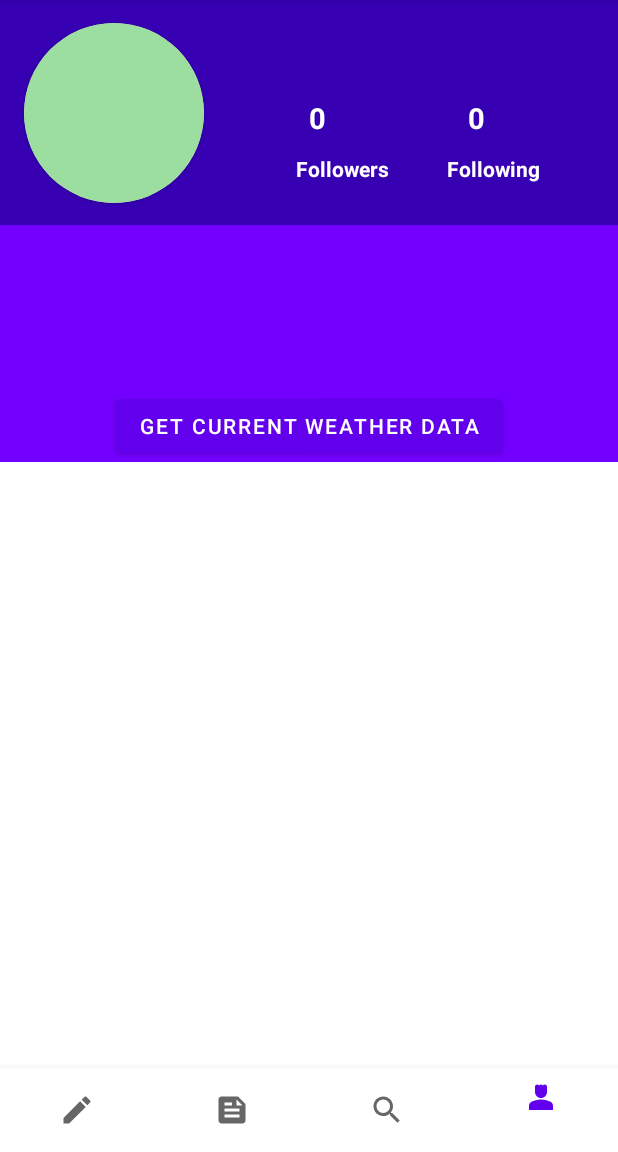
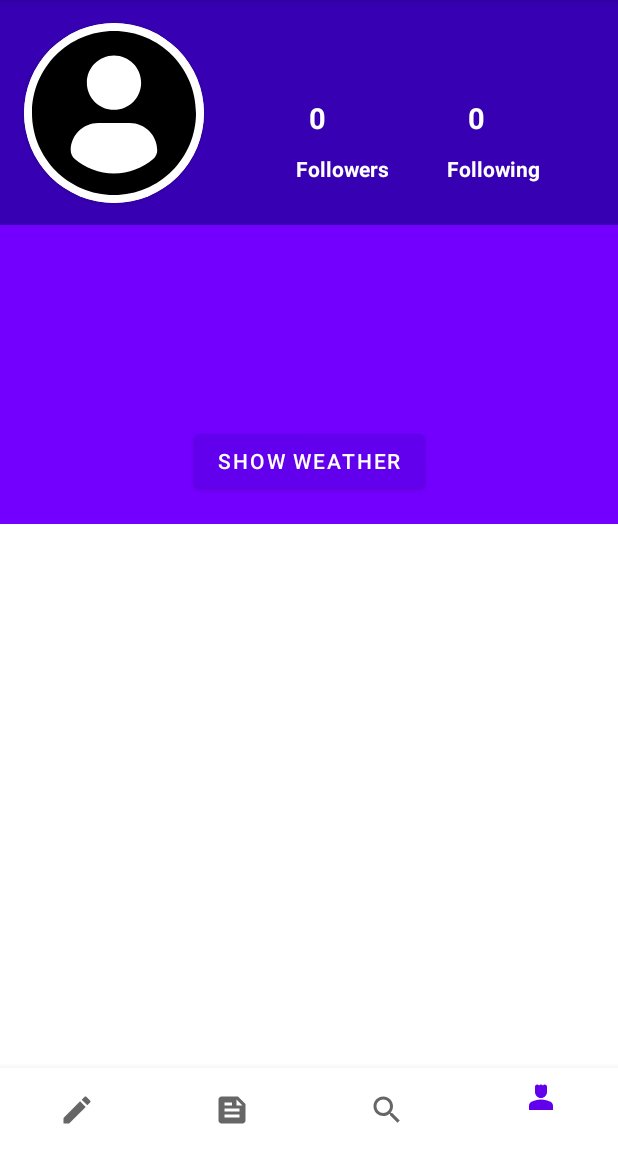
Before and after one commit to AdriMareel/AndroidProjectSocialNetwork, an Android app: the ProfileActivity screen opened directly, with no data from a screen before it, on a phone screen of 412 x 824 dp, the part 84-1236 px from its top. Run offline under Robolectric (Android 15) with nearby library versions, the phone set to English and light mode, and no system bars; our stand-ins replace Firebase (no records; nobody signed in at launch, a user with empty details on screens opened directly), Picasso; pictures from the network do not load.

Commit message:
PUSH PROFILE

```diff
--- /dev/null
+++ b/app/src/main/res/drawable/ic_profilepicture.xml
@@ -0,0 +1,9 @@
+<vector xmlns:android="http://schemas.android.com/apk/res/android"
+    android:width="45.532dp"
+    android:height="45.532dp"
+    android:viewportWidth="45.532"
+    android:viewportHeight="45.532">
+  <path
+      android:fillColor="#FF000000"
+      android:pathData="M22.766,0.001C10.194,0.001 0,10.193 0,22.766s10.193,22.765 22.766,22.765c12.574,0 22.766,-10.192 22.766,-22.765S35.34,0.001 22.766,0.001zM22.766,6.808c4.16,0 7.531,3.372 7.531,7.53c0,4.159 -3.371,7.53 -7.531,7.53c-4.158,0 -7.529,-3.371 -7.529,-7.53C15.237,10.18 18.608,6.808 22.766,6.808zM22.761,39.579c-4.149,0 -7.949,-1.511 -10.88,-4.012c-0.714,-0.609 -1.126,-1.502 -1.126,-2.439c0,-4.217 3.413,-7.592 7.631,-7.592h8.762c4.219,0 7.619,3.375 7.619,7.592c0,0.938 -0.41,1.829 -1.125,2.438C30.712,38.068 26.911,39.579 22.761,39.579z"/>
+</vector>
--- a/app/src/main/res/layout/activity_profile.xml
+++ b/app/src/main/res/layout/activity_profile.xml
@@ -42,8 +42,9 @@
                     android:id="@+id/avatarIv"
                     android:layout_width="120dp"
                     android:layout_height="120dp"
-                    android:background="#9CDE9F"
+                    android:background="#FFFFFF"
                     android:padding="5dp"
+                    android:src="@drawable/ic_profilepicture"
                     app:layout_constraintBottom_toBottomOf="parent"
                     app:layout_constraintStart_toStartOf="parent"
                     app:layout_constraintTop_toTopOf="parent" />
@@ -130,11 +131,15 @@
             <TextView
                 android:id="@+id/textView"
                 android:layout_width="wrap_content"
-                android:textSize="16sp"
                 android:layout_height="wrap_content"
+                android:layout_marginLeft="16dp"
+                android:fontFamily="@font/robotom"
+                android:gravity="left"
+                android:lineSpacingExtra="8sp"
+                android:textColor="@color/white"
+                android:textSize="20sp"
                 app:layout_constraintBottom_toBottomOf="parent"
                 app:layout_constraintLeft_toLeftOf="parent"
-                app:layout_constraintRight_toRightOf="parent"
                 app:layout_constraintTop_toTopOf="parent" />
 
             <Button
@@ -142,10 +147,19 @@
                 android:layout_width="wrap_content"
                 android:layout_height="wrap_content"
                 android:layout_marginTop="20dp"
-                android:text="Get Current Weather Data"
+                android:text="SHOW WEATHER"
                 app:layout_constraintEnd_toEndOf="parent"
                 app:layout_constraintStart_toStartOf="parent"
                 app:layout_constraintTop_toBottomOf="@+id/textView" />
+
+            <ImageView
+                android:id="@+id/img"
+                android:layout_width="208dp"
+                android:layout_height="199dp"
+                android:layout_centerInParent="true"
+                android:layout_marginEnd="4dp"
+                app:layout_constraintEnd_toEndOf="parent"
+                app:layout_constraintTop_toTopOf="parent" />
 
         </androidx.constraintlayout.widget.ConstraintLayout>
 
```
Also changed, not shown: app/src/main/java/com/example/socialnetwork/ProfileActivity.java (+28 -14 lines), app/src/main/res/drawable/neige.png (added), app/src/main/res/drawable/sun.png (added), app/src/main/res/font/robotom.ttf (added).
